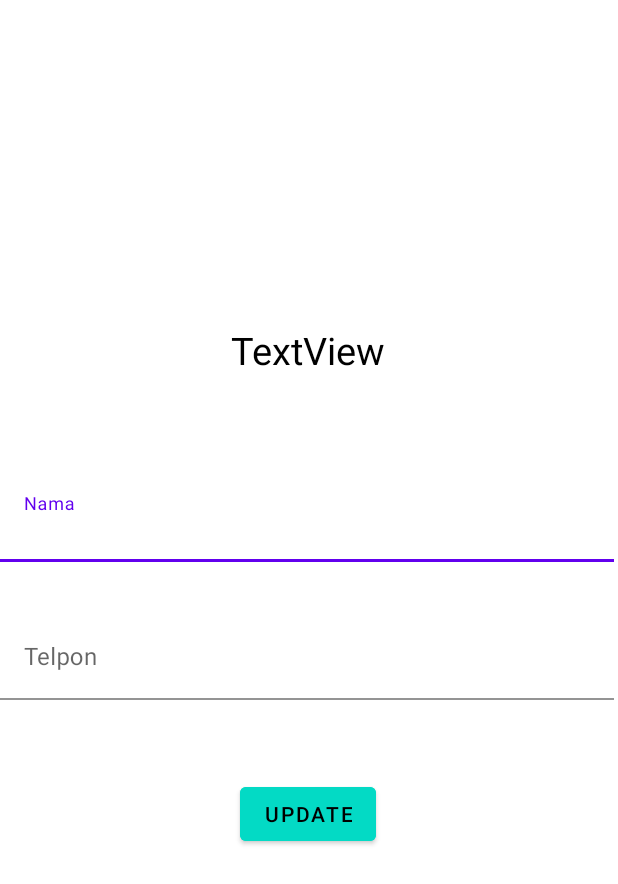
After one commit to RiefkhaAnandaPutri/MySql, an Android app: the layout activity_edit_teman.xml on its own in the app's theme, with its tools: preview values and no code run, on a phone screen of 412 x 824 dp. The commit adds this screen. Shown: the top 884 px of the screen. Run offline under Robolectric (Android 15) with nearby library versions, the phone set to English and light mode, and no system bars; network calls fail.

Commit message:
act9_riefkhaanandaputri_20180140105

```diff
--- a/app/src/main/AndroidManifest.xml
+++ b/app/src/main/AndroidManifest.xml
@@ -12,9 +12,9 @@
         android:supportsRtl="true"
         android:theme="@style/Theme.MySql"
         android:usesCleartextTraffic="true">
-        <activity android:name=".TambahTeman"></activity>
+        <activity android:name=".database.TambahTeman"></activity>
         <activity
-            android:name=".MainActivity"
+            android:name=".database.MainActivity"
             android:exported="true">
             <intent-filter>
                 <action android:name="android.intent.action.MAIN" />
--- a/app/src/main/java/com/example/mysql/TambahTeman.java
+++ b/app/src/main/java/com/example/mysql/database/TambahTeman.java
@@ -1,4 +1,4 @@
-package com.example.mysql;
+package com.example.mysql.database;
 
 import android.os.Bundle;
 import android.util.Log;
@@ -15,6 +15,7 @@ import com.android.volley.Response;
 import com.android.volley.VolleyError;
 import com.android.volley.toolbox.StringRequest;
 import com.android.volley.toolbox.Volley;
+import com.example.mysql.R;
 
 import org.json.JSONException;
 import org.json.JSONObject;
--- /dev/null
+++ b/app/src/main/res/layout/activity_edit_teman.xml
@@ -0,0 +1,77 @@
+<?xml version="1.0" encoding="utf-8"?>
+<androidx.constraintlayout.widget.ConstraintLayout xmlns:android="http://schemas.android.com/apk/res/android"
+    android:layout_width="match_parent"
+    android:layout_height="match_parent"
+    xmlns:tools="http://schemas.android.com/tools"
+    xmlns:app="http://schemas.android.com/apk/res-auto"
+    tools:context=".database.EditTeman">
+
+    <TextView
+        android:id="@+id/textId"
+        android:layout_width="wrap_content"
+        android:layout_height="wrap_content"
+        android:layout_marginTop="216dp"
+        android:text="TextView"
+        android:textColor="@color/black"
+        android:textSize="25dp"
+        app:layout_constraintEnd_toEndOf="parent"
+        app:layout_constraintHorizontal_bias="0.498"
+        app:layout_constraintStart_toStartOf="parent"
+        app:layout_constraintTop_toTopOf="parent" />
+
+    <com.google.android.material.textfield.TextInputLayout
+        android:id="@+id/textInputLayout"
+        android:layout_width="409dp"
+        android:layout_height="wrap_content"
+        android:layout_marginTop="68dp"
+        app:layout_constraintEnd_toEndOf="parent"
+        app:layout_constraintHorizontal_bias="0.0"
+        app:layout_constraintStart_toStartOf="parent"
+        app:layout_constraintTop_toBottomOf="@+id/textId">
+
+        <com.google.android.material.textfield.TextInputEditText
+            android:id="@+id/editNm"
+            android:layout_width="match_parent"
+            android:layout_height="wrap_content"
+            android:background="@color/white"
+            android:hint="Nama"
+            android:inputType="text|textPersonName"
+            android:textColor="@color/black"
+            android:textColorHint="@color/black" />
+    </com.google.android.material.textfield.TextInputLayout>
+
+    <com.google.android.material.textfield.TextInputLayout
+        android:id="@+id/textInputLayout4"
+        android:layout_width="409dp"
+        android:layout_height="wrap_content"
+        android:layout_marginTop="36dp"
+        app:layout_constraintEnd_toEndOf="@+id/textInputLayout"
+        app:layout_constraintHorizontal_bias="0.0"
+        app:layout_constraintStart_toStartOf="@+id/textInputLayout"
+        app:layout_constraintTop_toBottomOf="@+id/textInputLayout">
+
+        <com.google.android.material.textfield.TextInputEditText
+            android:id="@+id/editTlp"
+            android:layout_width="match_parent"
+            android:layout_height="wrap_content"
+            android:background="@color/white"
+            android:hint="Telpon"
+            android:inputType="text|phone"
+            android:textColor="@color/black"
+            android:textColorHint="@color/black" />
+    </com.google.android.material.textfield.TextInputLayout>
+
+    <Button
+        android:id="@+id/simpanBtn"
+        android:layout_width="wrap_content"
+        android:layout_height="wrap_content"
+        android:layout_marginTop="52dp"
+        android:backgroundTint="@color/teal_200"
+        android:text="update"
+        android:textColor="@color/black"
+        app:layout_constraintEnd_toEndOf="parent"
+        app:layout_constraintHorizontal_bias="0.498"
+        app:layout_constraintStart_toStartOf="parent"
+        app:layout_constraintTop_toBottomOf="@+id/textInputLayout4" />
+
+</androidx.constraintlayout.widget.ConstraintLayout>
--- a/app/src/main/res/layout/activity_main.xml
+++ b/app/src/main/res/layout/activity_main.xml
@@ -4,7 +4,7 @@
     xmlns:tools="http://schemas.android.com/tools"
     android:layout_width="match_parent"
     android:layout_height="match_parent"
-    tools:context=".MainActivity">
+    tools:context=".database.MainActivity">
 
     <androidx.recyclerview.widget.RecyclerView
         android:id="@+id/recyclerView"
--- a/app/src/main/res/layout/activity_tambah_teman.xml
+++ b/app/src/main/res/layout/activity_tambah_teman.xml
@@ -4,7 +4,7 @@
     xmlns:tools="http://schemas.android.com/tools"
     android:layout_width="match_parent"
     android:layout_height="match_parent"
-    tools:context="TambahTeman">
+    tools:context=".database.TambahTeman">
 
     <EditText
         android:id="@+id/edNama"
```
Also changed, not shown: app/src/main/java/com/example/mysql/adapter/TemanAdapter.java (renamed from app/src/main/java/com/example/mysql/TemanAdapter.java, +4 -5 lines), app/src/main/java/com/example/mysql/app/AppController.java (added, +53 -0 lines), app/src/main/java/com/example/mysql/database/EditTeman.java (added, +118 -0 lines), app/src/main/java/com/example/mysql/database/MainActivity.java (renamed from app/src/main/java/com/example/mysql/MainActivity.java, +4 -3 lines), app/src/main/res/menu/popup1.xml (added, +12 -0 lines).
